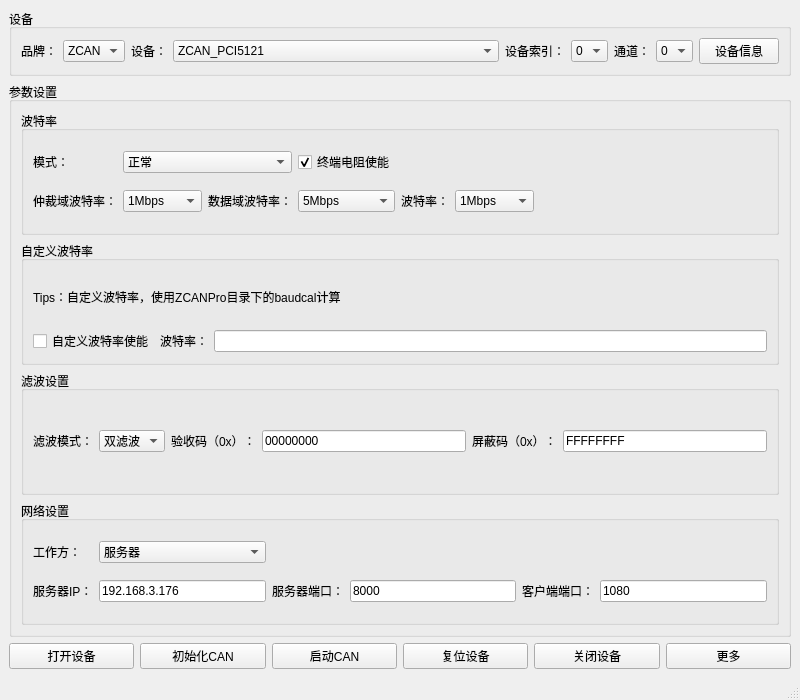
Before: the Qt Designer form main_window/mainwindow.ui in aron566/EOL_CAN_Tool, drawn with Qt 5.
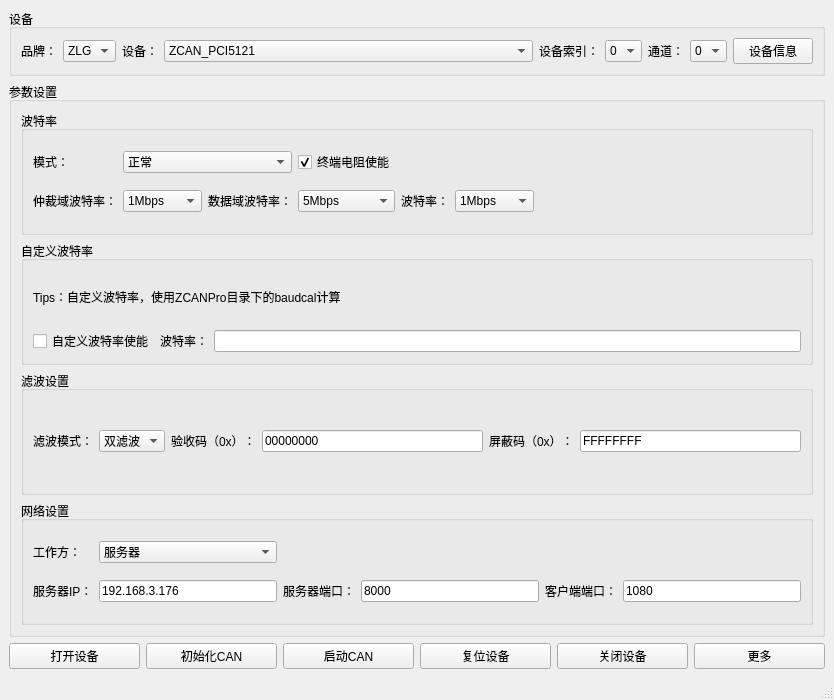
After: the same form once the commit is applied.

Diff of the .ui file:
```diff
--- a/main_window/mainwindow.ui
+++ b/main_window/mainwindow.ui
@@ -6,7 +6,7 @@
    <rect>
     <x>0</x>
     <y>0</y>
-    <width>800</width>
+    <width>834</width>
     <height>700</height>
    </rect>
   </property>
@@ -528,7 +528,7 @@
           <widget class="QComboBox" name="brand_comboBox">
            <item>
             <property name="text">
-             <string>ZCAN</string>
+             <string>ZLG</string>
             </property>
            </item>
            <item>
```
Left out of the diff: 2 changed lines with no effect on the pictures.
